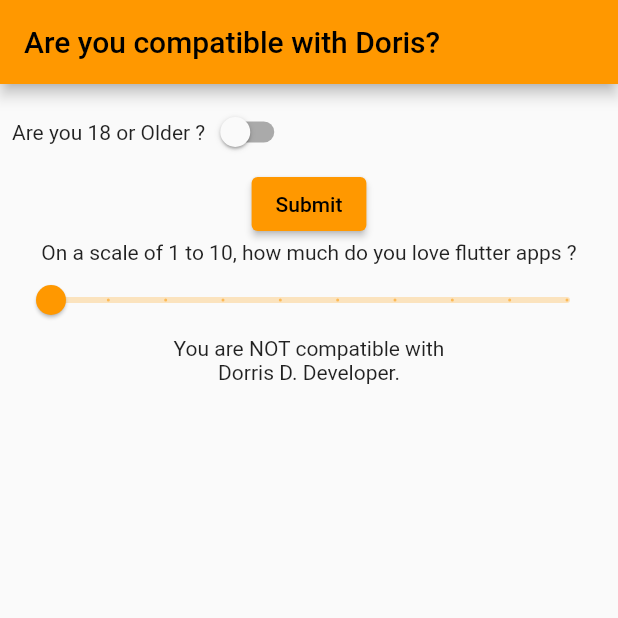
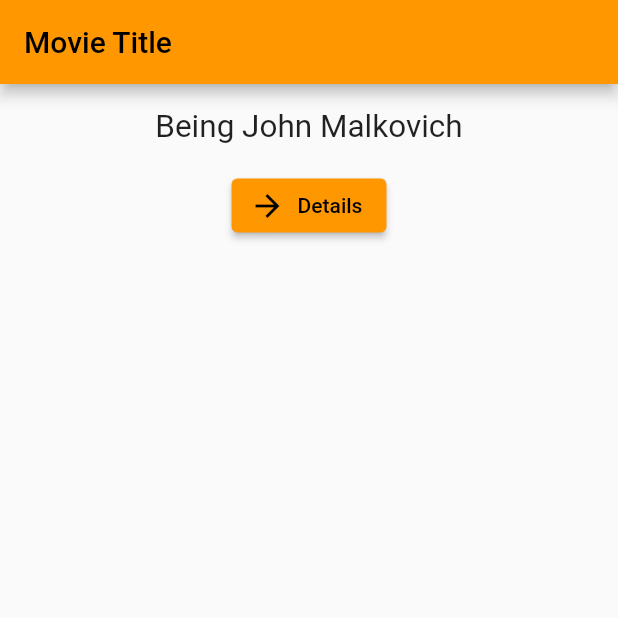
Before and after one commit to not-diba/flutter_playground, a Flutter app: the screen it shows after launch, on a phone screen of 412 x 824 dp, the top half of it. Run offline on Flutter 3.47's test engine with Material 2 defaults, Android fonts, the phone set to English and light mode, and no system bars.

Commit message:
Navigation Using a movie app, pushing and popping pages

```diff
--- a/lib/main.dart
+++ b/lib/main.dart
@@ -1,6 +1,6 @@
 import 'package:flutter/material.dart';
 
-// import 'playground_1.dart';
+import 'playground_1.dart';
 
 main() => runApp(const Playground());
 
@@ -14,107 +14,60 @@ class Playground extends StatelessWidget {
       theme: ThemeData(
         primarySwatch: Colors.orange,
       ),
-      home: const SafeArea(
-        child: MyHomePage(),
+      home: SafeArea(
+        child: MovieTitlePage(),
       ),
     );
   }
 }
 
-class MyHomePage extends StatefulWidget {
-  const MyHomePage({super.key});
-
+class MovieTitlePage extends StatefulWidget {
   @override
-  State<MyHomePage> createState() => _MyHomePageState();
+  MovieTitlePageState createState() => MovieTitlePageState();
 }
 
-const _youAre = "You are";
-const _compatible = "compatible with \nDorris D. Developer.";
+class MovieTitlePageState extends State<MovieTitlePage> {
+  @override
+  Widget build(BuildContext context) {
+    return Scaffold(
+      appBar: AppBar(
+        title: const Text(
+          'Movie Title',
+        ),
+      ),
+      body: Padding(
+        padding: const EdgeInsets.all(16.0),
+        child: Center(
+          child: buildTitlePageCore(),
+        ),
+      ),
+    );
+  }
+}
 
-class _MyHomePageState extends State<MyHomePage> {
-  bool _ageSwitchValue = false;
-  String _messageToUser = "$_youAre NOT $_compatible";
+class DetailPage extends StatelessWidget {
+  final overview = '(From themoviedb.com) One day at work, unsuccessful '
+      'puppeteer Craig finds a portal into the head of actor John '
+      'Malkovich. The portal soon becomes a passion for anybody who '
+      'enters its mad and controlling world of overtaking another human '
+      'body.';
+
+  const DetailPage({super.key});
 
   @override
   Widget build(BuildContext context) {
     return Scaffold(
       appBar: AppBar(
-        title: const Text("Are you compatible with Doris?"),
+        title: const Text(
+          'Details',
+        ),
       ),
       body: Padding(
-        padding: const EdgeInsets.all(8.0),
-        child: Column(
-          children: <Widget>[
-            _buildAgeSwitch(),
-            _buildResultArea(),
-          ],
+        padding: const EdgeInsets.all(16.0),
+        child: Center(
+          child: buildDetailPageCore(context),
         ),
       ),
     );
   }
-
-  Widget _buildAgeSwitch() {
-    return Row(
-      children: <Widget>[
-        const Text("Are you 18 or Older ?"),
-        Switch(
-          value: _ageSwitchValue,
-          onChanged: _updateAgeSwitch,
-        )
-      ],
-    );
-  }
-
-  Widget _buildResultArea() {
-    double loveFlutterSliderValue = 1.0;
-
-    return Column(
-      children: <Widget>[
-        ElevatedButton(
-          onPressed: _updateResults,
-          child: const Text("Submit"),
-        ),
-        const SizedBox(width: 15.0),
-        const Text(
-            "On a scale of 1 to 10, how much do you love flutter apps ?"),
-        Slider(
-          min: 1.0,
-          max: 10.0,
-          divisions: 9,
-          value: loveFlutterSliderValue,
-          onChanged: _updateLoveFlutterSlider,
-          label: "${loveFlutterSliderValue.toInt()}",
-        ),
-        Text(
-          _messageToUser,
-          textAlign: TextAlign.center,
-        )
-      ],
-    );
-  }
-
-  void _updateLoveFlutterSlider(double x) {
-    setState(() {
-      loveFlutterSliderValue = x;
-    });
-  }
-
-  void _updateResults() {
-    setState(() {
-      _messageToUser =
-          _youAre + (loveFlutterSliderValue >= 8 ? " " : " NOT ") + _compatible;
-    });
-  }
-
-  void _updateAgeSwitch(bool x) {
-    setState(() {
-      _ageSwitchValue = x;
-    });
-  }
-
-  // void _updateResults() {
-  //   setState(() {
-  //     _messageToUser = "You are${_ageSwitchValue ? " " : " NOT "}$_compatible";
-  //   });
-  // }
 }
```
Also changed, not shown: lib/playground_1.dart (+45 -0 lines).
